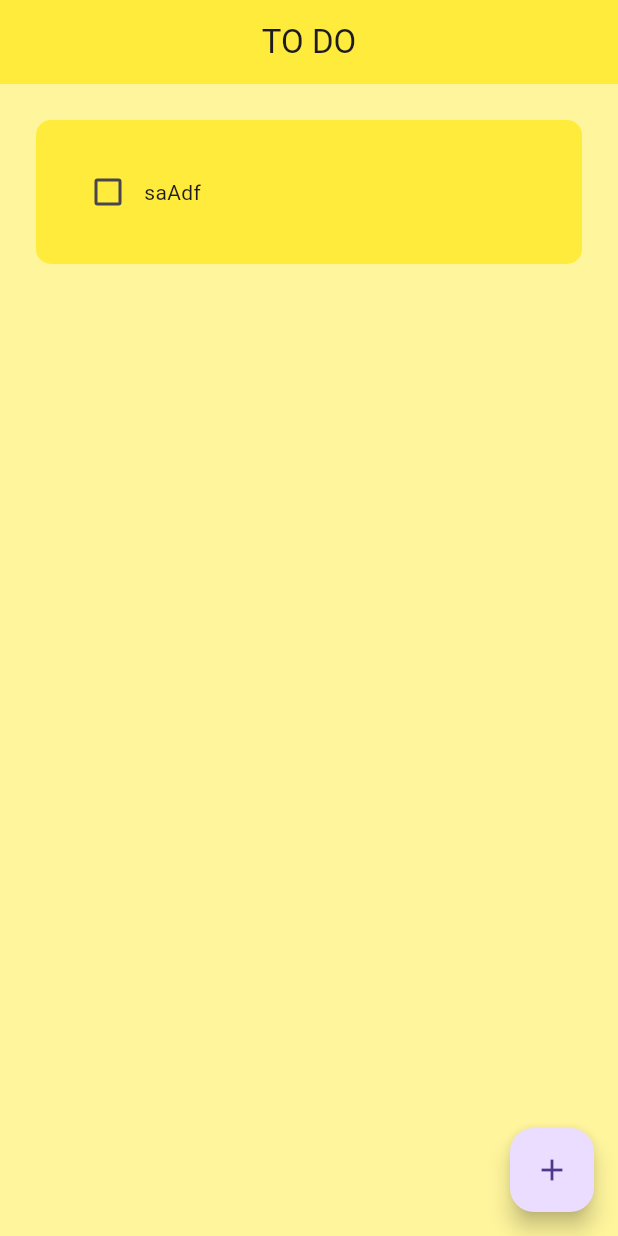
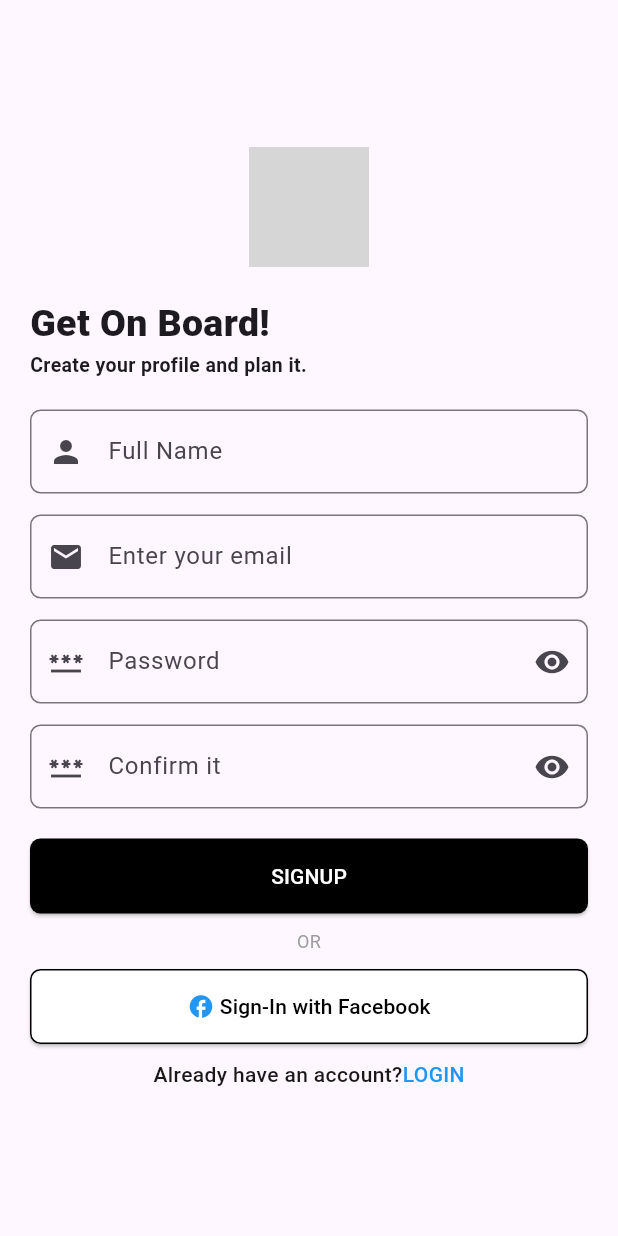
Before and after one commit to Dagmawi123/ToDo-Flutter, a Flutter app: the screen it shows after launch, on a phone screen of 412 x 824 dp. Run offline on Flutter 3.47's test engine with Material 3 defaults, Android fonts, the phone set to English and light mode, and no system bars; drawn by our look-alikes of flutter_slidable; our stand-ins replace hive, hive_flutter; accounts and stored records are empty; Roboto replaces fonts that are missing (Poppins); grey boxes are pictures that could not be loaded.

Commit message:
sign up and login pages added

```diff
--- a/lib/main.dart
+++ b/lib/main.dart
@@ -2,6 +2,8 @@ import 'package:flutter/material.dart';
 import 'package:hive_flutter/hive_flutter.dart';
 import 'package:todo_app/home.dart';
 import 'package:hive/hive.dart';
+import 'package:todo_app/view/login.dart';
+import 'package:todo_app/view/sign_up.dart';
 void main() async {
   await Hive.initFlutter();
  await Hive.openBox("myBox");
@@ -14,7 +16,7 @@ class MyApp extends StatelessWidget {
   @override
   Widget build(BuildContext context) {
     return MaterialApp(
-      home: Home(),
+      home: SignUpPage(),
       theme: ThemeData(
         primarySwatch: Colors.yellow, // Set the primary swatch color
       ),
--- /dev/null
+++ b/lib/view/sign_up.dart
@@ -0,0 +1,238 @@
+import 'package:flutter/foundation.dart';
+import 'package:flutter/material.dart';
+import 'package:flutter/widgets.dart';
+
+class SignUpPage extends StatefulWidget {
+  const SignUpPage({super.key});
+
+  @override
+  State<SignUpPage> createState() => _SignUpPageState();
+}
+
+class _SignUpPageState extends State<SignUpPage> {
+  final GlobalKey<FormState> _formKey = GlobalKey<FormState>();
+  bool _passVisible = false;
+  bool _passVisible2 = false;
+  final TextEditingController _passController = TextEditingController();
+
+  @override
+  Widget build(BuildContext context) {
+    return Scaffold(
+      body: SafeArea(
+          child: Padding(
+        padding: const EdgeInsets.only(left: 20, right: 20),
+        child: Form(
+          key: _formKey,
+          autovalidateMode: AutovalidateMode.onUserInteraction,
+          child: Column(
+            mainAxisAlignment: MainAxisAlignment.center,
+            children: [
+              Image.asset(
+                "assets/images/plan.png",
+                width: 80,
+              ),
+              const SizedBox(
+                height: 20,
+              ),
+              const Align(
+                alignment: Alignment.bottomLeft,
+                child: Text(
+                  "Get On Board!",
+                  textAlign: TextAlign.start,
+                  style: TextStyle(
+                    fontFamily: "Poppins",
+                    fontWeight: FontWeight.w900,
+                    fontSize: 25,
+                  ),
+                ),
+              ),
+              const Align(
+                alignment: Alignment.bottomLeft,
+                child: Text(
+                  "Create your profile and plan it.",
+                  style: TextStyle(
+                    fontWeight: FontWeight.bold,
+                    fontSize: 13,
+                  ),
+                ),
+              ),
+              const SizedBox(
+                height: 20,
+              ),
+              TextFormField(
+                decoration: InputDecoration(
+                  prefixIcon: const Icon(Icons.person),
+                  hintText: "Full Name",
+                  border: OutlineInputBorder(
+                    borderRadius: BorderRadius.circular(7),
+                  ),
+                ),
+                validator: (value) {
+                  if (value == null || value.isEmpty) {
+                    return 'Enter your name';
+                  }
+                  return null;
+                },
+              ),
+              const SizedBox(
+                height: 14,
+              ),
+              TextFormField(
+                decoration: InputDecoration(
+                  prefixIcon: const Icon(Icons.email),
+                  hintText: "Enter your email",
+                  border: OutlineInputBorder(
+                    borderRadius: BorderRadius.circular(7),
+                  ),
+                ),
+                validator: (value) {
+                  if (value == null || value.isEmpty) {
+                    return 'Please enter your email';
+                  }
+                  return null;
+                },
+              ),
+              const SizedBox(
+                height: 14,
+              ),
+              TextFormField(
+                controller: _passController,
+                obscureText: !_passVisible,
+                decoration: InputDecoration(
+                  prefixIcon: const Icon(Icons.password),
+                  suffixIcon: IconButton(
+                    icon: const Icon(Icons.visibility),
+                    onPressed: () => {
+                      setState(() {
+                        _passVisible = !_passVisible;
+                      })
+                    },
+                  ),
+                  hintText: "Password",
+                  border: OutlineInputBorder(
+                    borderRadius: BorderRadius.circular(7),
+                  ),
+                ),
+                validator: (value) {
+                  if (value == null || value.isEmpty) {
+                    return 'Please enter your password';
+                  }
+                  return null;
+                },
+              ),
+              const SizedBox(
+                height: 14,
+              ),
+              TextFormField(
+                obscureText: !_passVisible2,
+                decoration: InputDecoration(
+                  prefixIcon: const Icon(Icons.password),
+                  suffixIcon: IconButton(
+                    icon: const Icon(Icons.visibility),
+                    onPressed: () => {
+                      setState(() {
+                        _passVisible2 = !_passVisible2;
+                      })
+                    },
+                  ),
+                  hintText: "Confirm it",
+                  border: OutlineInputBorder(
+                    borderRadius: BorderRadius.circular(7),
+                  ),
+                ),
+                validator: (value) {
+                  if (value == null ||
+                      value.isEmpty ||
+                      value != _passController.text) {
+                    return 'Please enter matching password';
+                  }
+                  return null;
+                },
+              ),
+              const SizedBox(
+                height: 10,
+              ),
+              const SizedBox(
+                height: 10,
+              ),
+              SizedBox(
+                  width: double.infinity,
+                  height: 50,
+                  child: ElevatedButton(
+                      onPressed: () {},
+                      style: ElevatedButton.styleFrom(
+                        backgroundColor: const Color.fromARGB(255, 0, 0, 0),
+                        foregroundColor: Colors.white,
+                        shape: RoundedRectangleBorder(
+                          borderRadius: BorderRadius.circular(7),
+                        ),
+                      ),
+                      child: const Text("SIGNUP"))),
+              const Padding(
+                padding: EdgeInsets.symmetric(vertical: 10.0),
+                child: Text(
+                  "OR",
+                  textAlign: TextAlign.center,
+                  style: TextStyle(fontSize: 12, color: Colors.grey),
+                ),
+              ),
+              SizedBox(
+                  width: double.infinity,
+                  height: 50,
+                  child: ElevatedButton(
+                      onPressed: () {},
+                      style: ElevatedButton.styleFrom(
+                        backgroundColor:
+                            const Color.fromARGB(255, 255, 255, 255),
+                        shape: RoundedRectangleBorder(
+                          //border color
+                          side: const BorderSide(
+                            color: Colors.black,
+                            width: 1,
+                          ),
+                          borderRadius: BorderRadius.circular(7),
+                        ),
+                      ),
+                      child: const Row(
+                        mainAxisAlignment: MainAxisAlignment.center,
+                        children: [
+                          Icon(
+                            Icons.facebook,
+                            color: Colors.blue,
+                          ),
+                          Text(
+                            " Sign-In with Facebook",
+                            style: TextStyle(color: Colors.black),
+                          ),
+                        ],
+                      ))),
+              const SizedBox(
+                height: 10,
+              ),
+              Row(mainAxisAlignment: MainAxisAlignment.center, children: [
+                const Text(
+                  "Already have an account?",
+                  style: TextStyle(
+                    fontSize: 14,
+                    fontWeight: FontWeight.w500,
+                    color: Color.fromARGB(255, 26, 24, 24),
+                  ),
+                ),
+                GestureDetector(
+                  child: const Text(
+                    "LOGIN",
+                    style: TextStyle(
+                      color: Colors.blue,
+                      fontSize: 14,
+                      fontWeight: FontWeight.w500,
+                    ),
+                  ),
+                )
+              ])
+            ],
+          ),
+        ),
+      )),
+    );
+  }
+}
--- a/pubspec.yaml
+++ b/pubspec.yaml
@@ -32,6 +32,7 @@ dependencies:
     sdk: flutter
   hive: ^2.2.3
   hive_flutter: ^1.1.0
+  lottie: ^2.6.0
 
 
   # The following adds the Cupertino Icons font to your application.
@@ -63,8 +64,8 @@ flutter:
   uses-material-design: true
 
   # To add assets to your application, add an assets section, like this:
-  # assets:
-  #   - images/a_dot_burr.jpeg
+  assets:
+    - assets/images/
   #   - images/a_dot_ham.jpeg
 
   # An image asset can refer to one or more resolution-specific "variants", see
```
Also changed, not shown: lib/view/login.dart (added, +203 -0 lines).
